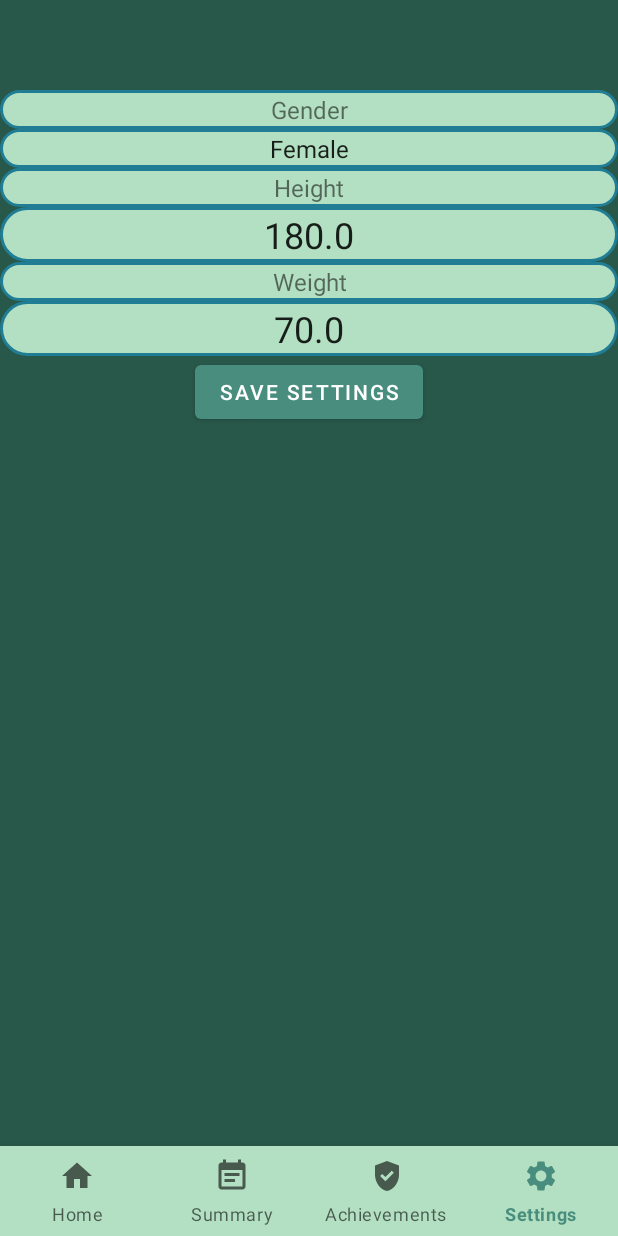
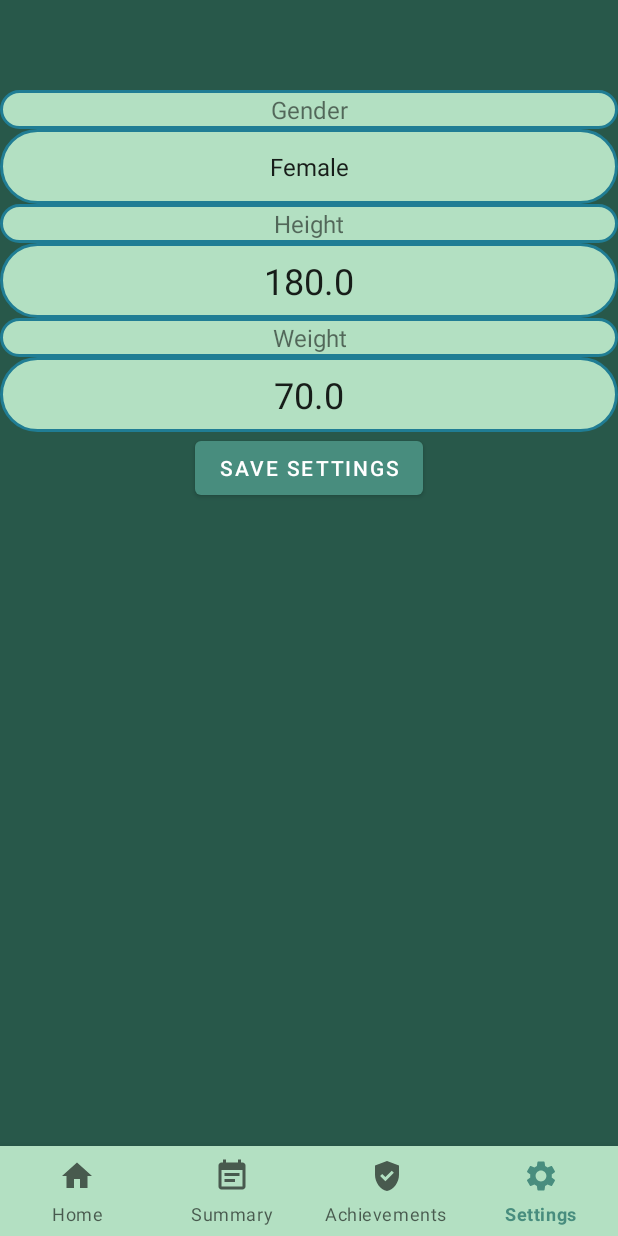
Before and after one commit to mariuszzarzycki99/Pedometer, an Android app: the screen it shows after launch (MainActivity), item 4 of the bottom bar chosen, on a phone screen of 412 x 824 dp. Run offline under Robolectric (Android 15) with nearby library versions, the phone set to English and light mode, and no system bars; libraries missing offline, so code that uses them is left out: com.github.mikephil.charting.

Commit message:
Home fragment + view fixed

```diff
--- a/app/src/main/java/pl/polsl/pedometer/HomeFragment.java
+++ b/app/src/main/java/pl/polsl/pedometer/HomeFragment.java
@@ -1,16 +1,14 @@
 package pl.polsl.pedometer;
 
 import android.os.Bundle;
-
-import androidx.fragment.app.Fragment;
-
 import android.os.Handler;
 import android.view.LayoutInflater;
 import android.view.View;
 import android.view.ViewGroup;
 import android.widget.ImageButton;
 import android.widget.TextView;
-import android.widget.Toast;
+
+import androidx.fragment.app.Fragment;
 
 
 /**
@@ -24,9 +22,17 @@ public class HomeFragment extends Fragment {
     private Handler refreshHandler;
     private Runnable refreshRunnable;
 
+    private TextView stepsTextView;
+    private TextView kmTextView;
+    private TextView timeTextView;
+    private TextView kcalTextView;
+
+    private Integer steps;
+
     public HomeFragment() {
         // Required empty public constructor
     }
+
     public static HomeFragment newInstance() {
         return new HomeFragment();
     }
@@ -36,17 +42,19 @@ public class HomeFragment extends Fragment {
         super.onCreate(savedInstanceState);
         refreshHandler = new Handler();
         refreshRunnable = () -> {
-            if(getView() != null){
+            if (getView() != null) {
                 updateFragmentInfo();
-                refreshHandler.postDelayed(refreshRunnable,interval);
+                refreshHandler.postDelayed(refreshRunnable, interval);
             }
         };
-        refreshHandler.postDelayed(refreshRunnable,interval);
+        refreshHandler.postDelayed(refreshRunnable, interval);
     }
+
     @Override
     public void onStop() {
         super.onStop();
     }
+
     @Override
     public void onDestroy() {
         super.onDestroy();
@@ -56,30 +64,15 @@ public class HomeFragment extends Fragment {
     @Override
     public View onCreateView(LayoutInflater inflater, ViewGroup container,
                              Bundle savedInstanceState) {
-
-
         View view = inflater.inflate(R.layout.fragment_home, container, false);
         ImageButton button = (ImageButton) view.findViewById(R.id.button2);
 
-        TextView stepsTextView = (TextView) view.findViewById(R.id.steps);
-        TextView kmTextView = (TextView) view.findViewById(R.id.kilometers);
-        TextView timeTextView = (TextView) view.findViewById(R.id.time);
-        TextView kcalTextView = (TextView) view.findViewById(R.id.kcal);
+        stepsTextView = (TextView) view.findViewById(R.id.steps);
+        kmTextView = (TextView) view.findViewById(R.id.kilometers);
+        timeTextView = (TextView) view.findViewById(R.id.time);
+        kcalTextView = (TextView) view.findViewById(R.id.kcal);
 
         button.setSelected(SingletonServiceManager.isStepDetectorServiceRunning);
-
-        Integer steps = getSteps();
-
-        stepsTextView.setText(steps.toString());
-        Double km = steps / 1312.33595801;
-        kmTextView.setText(km.toString());
-
-//        Average walk: 1 km = 1,408 steps
-//        Brisk walk: 1 km = 1,209 steps
-//        Jog: 1 km = 1,219 steps
-//        Run: 1 km = 1,045 steps
-//        Fast run: 1 km = 875 steps
-//        Very fast run: 1 km = 675 steps
 
         button.setOnClickListener(new View.OnClickListener() {
             @Override
@@ -87,11 +80,8 @@ public class HomeFragment extends Fragment {
                 button.setSelected(!button.isSelected());
                 if (button.isSelected()) {
                     ((MainActivity) getActivity()).startCounting();
-                    Toast.makeText(getView().getContext(),"Nalicza", Toast.LENGTH_SHORT).show();
-                }
-                else {
+                } else {
                     ((MainActivity) getActivity()).stopCounting();
-                    Toast.makeText(getView().getContext(),"Nie nalicza", Toast.LENGTH_SHORT).show();
                 }
             }
         });
@@ -102,26 +92,29 @@ public class HomeFragment extends Fragment {
     public Integer getSteps() {
         return ((MainActivity) getActivity()).getSteps();
     }
+
     public Long getTime() {
         return ((MainActivity) getActivity()).getTime();
     }
-    private void updateFragmentInfo()
-    {
-        View view = getView();
-        TextView stepsTextView = (TextView) view.findViewById(R.id.steps);
-        TextView kmTextView = (TextView) view.findViewById(R.id.kilometers);
-        TextView timeTextView = (TextView) view.findViewById(R.id.time);
-        TextView kcalTextView = (TextView) view.findViewById(R.id.kcal);
 
-        Integer steps = getSteps();
-        Long time = getTime();
+    private void updateFragmentInfo() {
+        this.steps = getSteps();
+        stepsTextView.setText(steps.toString());
+        kmTextView.setText(calculateKilometers().toString());
+        timeTextView.setText(getTime().toString()); // TODO
+        kcalTextView.setText(calculateCalories().toString());
+    }
 
-        //TODO: km dodatkowe? Nwm Ty cos mowiles jak dla mnie wyjebane xD
-        //TODO: kalorie
-        //TODO: czasu dalej nie zwracam z serwisu xD
-        stepsTextView.setText(steps.toString());
-        Double km = steps / 1312.33595801;
-        kmTextView.setText(km.toString());
-        timeTextView.setText(time.toString());
+    private Double calculateKilometers() {
+        if(Settings.getGender().equals("Male")) {
+            return steps * (Settings.getHeight() * 0.017 + 4.307) / 10000;
+        } else if (Settings.getGender().equals("Female")) {
+            return steps * (Settings.getHeight() * 0.0165 + 4.287) / 10000;
+        }
+        return steps / 1312.33595801;
+    }
+
+    private Integer calculateCalories() {
+        return (int)(steps * 0.04);
     }
 }
--- a/app/src/main/java/pl/polsl/pedometer/StepDetectorService.java
+++ b/app/src/main/java/pl/polsl/pedometer/StepDetectorService.java
@@ -90,8 +90,6 @@ public class StepDetectorService extends Service implements SensorEventListener
                 }
                 currentSteps = dis.readInt();
                 currentTime = dis.readLong();
-            } catch (FileNotFoundException e) {
-                throw new RuntimeException(e);
             } catch (IOException e) {
                 throw new RuntimeException(e);
             }
@@ -120,9 +118,6 @@ public class StepDetectorService extends Service implements SensorEventListener
             dos.writeLong(currentTime);
 
             dos.close();
-        }
-        catch (FileNotFoundException e) {
-            throw new RuntimeException(e);
         } catch (IOException e) {
             throw new RuntimeException(e);
         }
@@ -138,7 +133,6 @@ public class StepDetectorService extends Service implements SensorEventListener
     @Override
     public void onSensorChanged(SensorEvent sensorEvent) {
         currentSteps++;
-        Toast.makeText(this, "Steps: " + currentSteps, Toast.LENGTH_SHORT).show();
     }
 
     @Override
@@ -156,7 +150,7 @@ public class StepDetectorService extends Service implements SensorEventListener
         notificationManager.createNotificationChannel(channel);
         return channelId;
     }
-//ZW
+
     public Integer getCurrentSteps() {
         return currentSteps;
     }
--- a/app/src/main/res/layout/fragment_settings.xml
+++ b/app/src/main/res/layout/fragment_settings.xml
@@ -5,6 +5,7 @@
     android:layout_width="match_parent"
     android:layout_height="match_parent"
     android:background="#28584A"
+    android:textAlignment="textEnd"
     tools:context=".SettingsFragment">
 
     <TextView
@@ -23,7 +24,7 @@
     <Spinner
         android:id="@+id/gender"
         android:layout_width="match_parent"
-        android:layout_height="wrap_content"
+        android:layout_height="50dp"
         android:background="@drawable/rectangle"
         android:contextClickable="false"
         android:entries="@array/genders"
@@ -45,7 +46,7 @@
     <EditText
         android:id="@+id/height"
         android:layout_width="fill_parent"
-        android:layout_height="wrap_content"
+        android:layout_height="50dp"
         android:background="@drawable/rectangle"
         android:hint="Height"
         android:inputType="phone"
@@ -68,7 +69,7 @@
     <EditText
         android:id="@+id/weight"
         android:layout_width="fill_parent"
-        android:layout_height="wrap_content"
+        android:layout_height="50dp"
         android:background="@drawable/rectangle"
         android:hint="Weight"
         android:inputType="phone"
```
